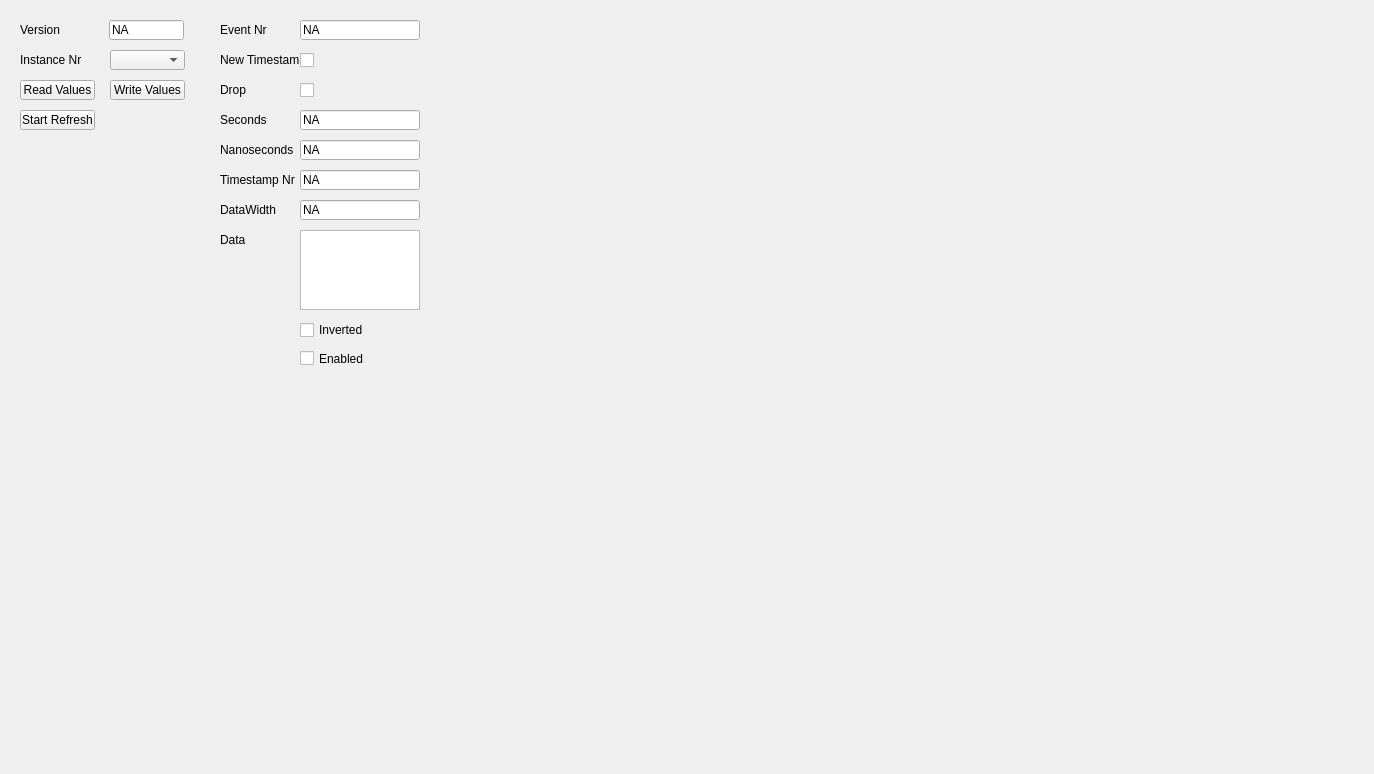
Qt form UCM/Library/UniversalConfigurationManager/ClkTsTab/Ucm_ClkTsTab.ui (NetTimeLogic/UniversalConfigurationManager) before a commit.
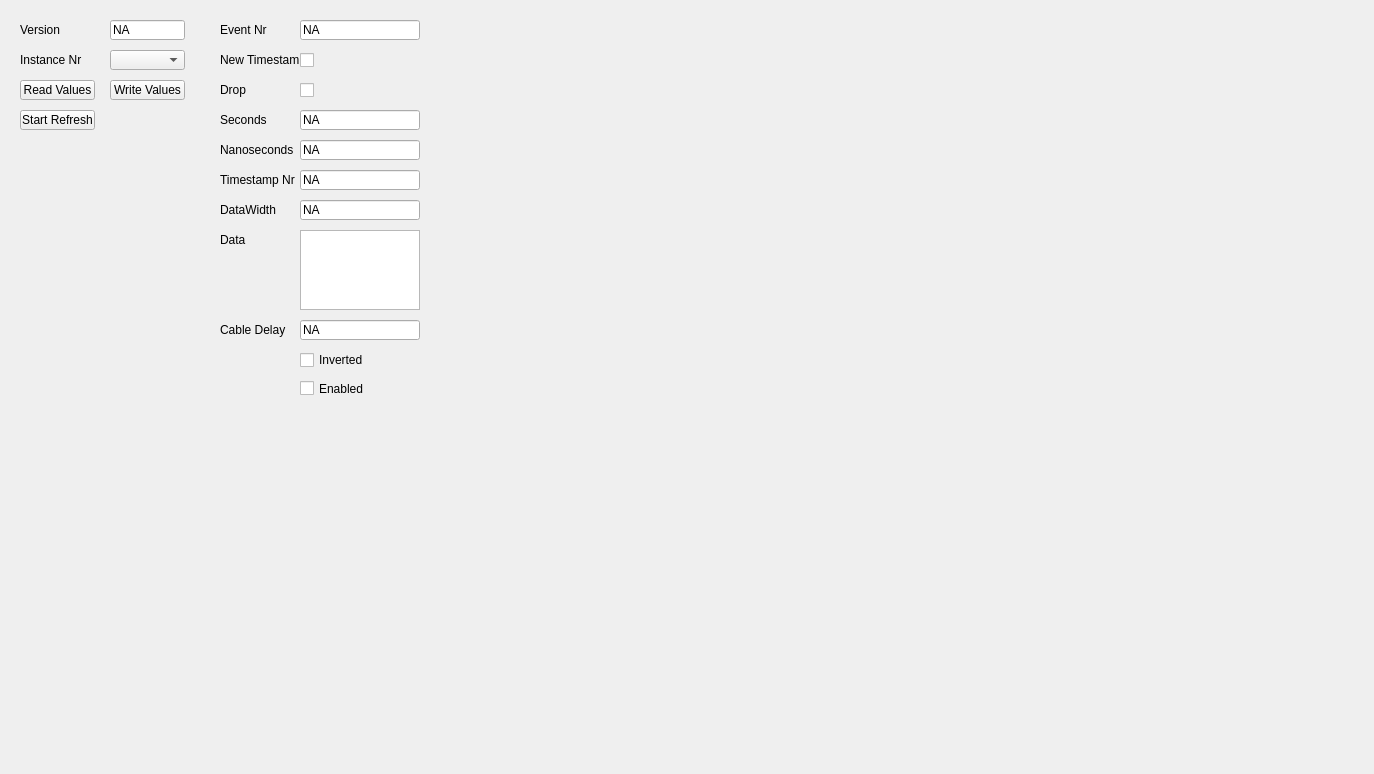
The same form after that commit.

```diff
--- a/UCM/Library/UniversalConfigurationManager/ClkTsTab/Ucm_ClkTsTab.ui
+++ b/UCM/Library/UniversalConfigurationManager/ClkTsTab/Ucm_ClkTsTab.ui
@@ -85,7 +85,7 @@
    <property name="geometry">
     <rect>
      <x>300</x>
-     <y>320</y>
+     <y>350</y>
      <width>80</width>
      <height>20</height>
     </rect>
@@ -141,7 +141,7 @@
    </property>
    <property name="geometry">
     <rect>
-     <x>109</x>
+     <x>110</x>
      <y>20</y>
      <width>75</width>
      <height>20</height>
@@ -174,7 +174,7 @@
    <property name="geometry">
     <rect>
      <x>300</x>
-     <y>350</y>
+     <y>380</y>
      <width>80</width>
      <height>17</height>
     </rect>
@@ -374,6 +374,32 @@
     <string>Drop</string>
    </property>
   </widget>
+  <widget class="QLabel" name="ClkTsCableDelayLabel">
+   <property name="geometry">
+    <rect>
+     <x>220</x>
+     <y>320</y>
+     <width>80</width>
+     <height>20</height>
+    </rect>
+   </property>
+   <property name="text">
+    <string>Cable Delay</string>
+   </property>
+  </widget>
+  <widget class="QLineEdit" name="ClkTsCableDelayValue">
+   <property name="geometry">
+    <rect>
+     <x>300</x>
+     <y>320</y>
+     <width>120</width>
+     <height>20</height>
+    </rect>
+   </property>
+   <property name="text">
+    <string>NA</string>
+   </property>
+  </widget>
  </widget>
  <resources/>
  <connections/>
```
